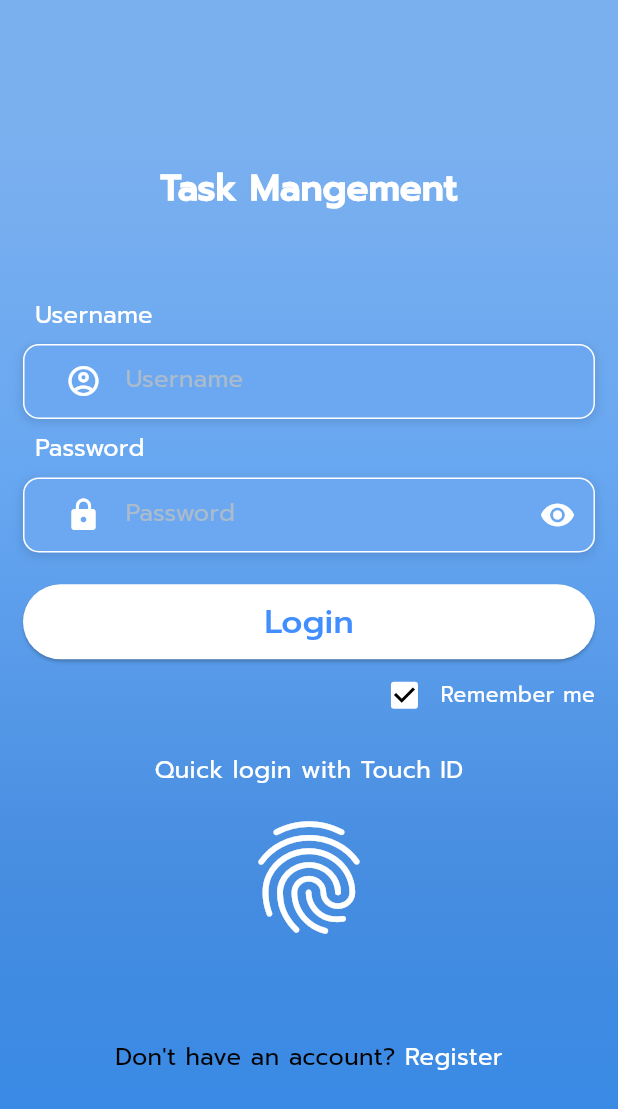
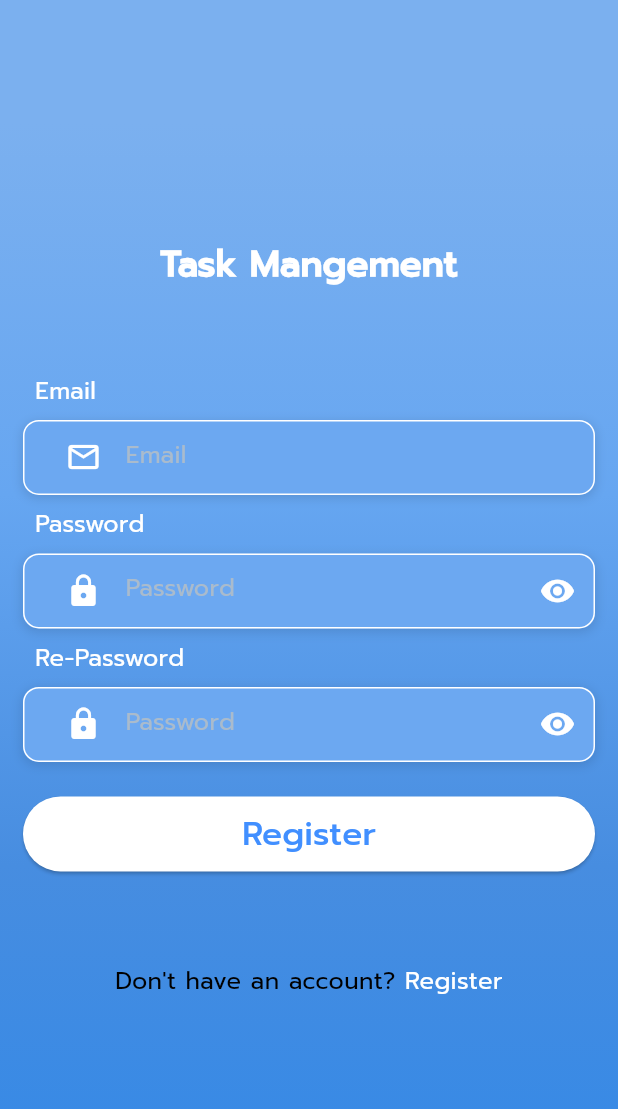
Before and after one commit to phamnhantucode/task_management, a Flutter app: the screen it shows after launch, after a tap on "Register", on a phone screen of 412 x 824 dp. Shown: the top 1109 px of the screen. Run offline on Flutter 3.47's test engine with Material 3 defaults, Android fonts, the phone set to English and light mode, and no system bars; our stand-ins replace bloc, calendar_date_picker2, cloud_firestore, easy_date_timeline, equatable, firebase_auth and 10 more; missing offline and left inert: avatar_stack, json_path, time_picker_spinner_pop_up; accounts and stored records are empty; generated files the repository leaves out were written again; network calls fail.

Commit message:
add bloc logic to login & register

```diff
--- a/lib/app/app.dart
+++ b/lib/app/app.dart
@@ -8,6 +8,7 @@ import 'package:room_master_app/theme/app_colors.dart';
 
 import '../blocs/authentication/authentication_cubit.dart';
 import '../common/di/service_locator.dart';
+import '../domain/repositories/auth/auth_repository.dart';
 import '../l10n/l10n.dart';
 import '../navigation/navigation.dart';
 import '../theme/theme.dart';
@@ -23,11 +24,15 @@ final class App extends StatelessWidget {
           create: (BuildContext context) =>
               ServiceLocator.inject<TestRepository>(),
         ),
+        RepositoryProvider<AuthRepository>(
+          create: (BuildContext context) =>
+              ServiceLocator.inject<AuthRepository>(),
+        ),
       ],
       child: MultiBlocProvider(
         providers: [
           BlocProvider(
-            create: (context) => AuthenticationCubit(),
+            create: (context) => AuthenticationCubit(context.read()),
           ),
           BlocProvider(
             create: (context) => BottomNavCubit(),
@@ -49,7 +54,7 @@ final class AppView extends StatefulWidget {
       context.findAncestorStateOfType<AppViewState>()!;
 }
 
-final class AppViewState extends State<AppView> with WidgetsBindingObserver{
+final class AppViewState extends State<AppView> with WidgetsBindingObserver {
   ThemeMode _themeMode = ThemeMode.light;
   late AppColors appColors;
 
@@ -60,7 +65,8 @@ final class AppViewState extends State<AppView> with WidgetsBindingObserver{
   }
 
   bool isDarkMode(BuildContext context) {
-    final brightness = SchedulerBinding.instance.platformDispatcher.platformBrightness;
+    final brightness = SchedulerBinding.instance.platformDispatcher
+        .platformBrightness;
     return brightness == Brightness.dark;
   }
 
--- a/lib/blocs/authentication/authentication_cubit.dart
+++ b/lib/blocs/authentication/authentication_cubit.dart
@@ -1,18 +1,76 @@
+import 'package:freezed_annotation/freezed_annotation.dart';
 import 'package:hydrated_bloc/hydrated_bloc.dart';
+import 'package:room_master_app/common/utils/utils.dart';
+import 'package:room_master_app/domain/repositories/auth/auth_repository.dart';
 
-final class AuthenticationCubit extends HydratedCubit<bool> {
-  AuthenticationCubit() : super(false);
+import '../../domain/exception/auth_exception.dart';
 
-  static const authenticationStateKey = 'auth_state';
+part 'authentication_cubit.freezed.dart';
+part 'authentication_cubit.g.dart';
 
-  void setAuthenticated() => emit(true);
+final class AuthenticationCubit extends HydratedCubit<AuthenticationState> {
+  AuthenticationCubit(this._authRepository)
+      : super(const AuthenticationState(isAuthenticated: false));
 
-  void setUnauthenticated() => emit(false);
+  final AuthRepository _authRepository;
+
+  void login() async {
+    emit(state.copyWith(status: LoginStatus.loading));
+    final result = await _authRepository.login(state.email, state.password);
+    if (result.first == null) {
+      emit(state.copyWith(
+          status: LoginStatus.success,
+          isAuthenticated: result.second,
+          expireTime: getCurrentTimestamp.add(const Duration(days: 1))));
+    } else {
+      emit(state.copyWith(
+          authException: result.first, isAuthenticated: result.second));
+    }
+  }
+
+  void register() async {
+    emit(state.copyWith(status: LoginStatus.loading));
+    final result = await _authRepository.register(state.email, state.password);
+    if (result.first == null) {
+      emit(state.copyWith(
+          status: LoginStatus.success,
+          isAuthenticated: result.second,
+          expireTime: getCurrentTimestamp.add(const Duration(days: 1))));
+    } else {
+      emit(state.copyWith(
+          authException: result.first, isAuthenticated: result.second));
+    }
+  }
+
+  void logout() {
+    emit(const AuthenticationState(isAuthenticated: false));
+  }
+
+  void setEmail(String content) => emit(state.copyWith(email: content));
+
+  void setPassword(String content) => emit(state.copyWith(password: content));
 
   @override
-  bool? fromJson(Map<String, dynamic> json) =>
-      json[authenticationStateKey] as bool;
+  AuthenticationState? fromJson(Map<String, dynamic> json) =>
+      AuthenticationState.fromJson(json);
 
   @override
-  Map<String, dynamic>? toJson(bool state) => {authenticationStateKey: state};
+  Map<String, dynamic>? toJson(AuthenticationState state) =>state.toJson();
 }
+
+enum LoginStatus { loading, success, failure, unknown }
+
+@freezed
+class AuthenticationState with _$AuthenticationState {
+  const factory AuthenticationState({
+    @JsonKey(ignore: true) @Default(LoginStatus.unknown) LoginStatus status,
+    required bool isAuthenticated,
+    DateTime? expireTime,
+    @Default('') String email,
+    @Default('') String password,
+    @JsonKey(ignore: true) AuthException? authException,
+  }) = _AuthenticationState;
+
+  factory AuthenticationState.fromJson(Map<String, dynamic> json) =>
+      _$AuthenticationStateFromJson(json);
+}
--- a/lib/common/di/service_locator.dart
+++ b/lib/common/di/service_locator.dart
@@ -1,8 +1,11 @@
 import 'package:cloud_firestore/cloud_firestore.dart';
+import 'package:firebase_auth/firebase_auth.dart';
 import 'package:get_it/get_it.dart';
+import 'package:room_master_app/domain/repositories/auth/auth_repository_impl.dart';
 import 'package:room_master_app/domain/repositories/test_repository.dart';
 import 'package:room_master_app/domain/repositories/test_repository_impl.dart';
 
+import '../../domain/repositories/auth/auth_repository.dart';
 import '../logger/impl/debug_logger.dart';
 import '../logger/logger.dart';
 
--- a/lib/common/di/service_locator_initializer.dart
+++ b/lib/common/di/service_locator_initializer.dart
@@ -12,8 +12,14 @@ abstract interface class ServiceLocatorInitializer {
     ServiceLocator.registerLazySingleton<FirebaseFirestore>(
         () => FirebaseFirestore.instance);
 
+    ServiceLocator.registerLazySingleton<FirebaseAuth>(
+        () => FirebaseAuth.instance);
+
     ServiceLocator.registerSingleton<TestRepository>(
         TestRepositoryImpl(ServiceLocator.inject()));
+
+    ServiceLocator.registerSingleton<AuthRepository>(
+        AuthRepositoryImpl(ServiceLocator.inject()));
   }
 
   static void _configureAppModule() {
--- /dev/null
+++ b/lib/domain/repositories/auth/auth_repository.dart
@@ -0,0 +1,8 @@
+import 'package:room_master_app/models/common/pair.dart';
+
+import '../../exception/auth_exception.dart';
+
+abstract class AuthRepository {
+  Future<Pair<AuthException?, bool>> login(String username, String password);
+  Future<Pair<AuthException?, bool>> register(String username, String password);
+}
--- /dev/null
+++ b/lib/models/common/pair.dart
@@ -0,0 +1,6 @@
+class Pair<T1, T2> {
+  final T1 first;
+  final T2 second;
+
+  Pair(this.first, this.second);
+}
--- a/lib/navigation/navigation.dart
+++ b/lib/navigation/navigation.dart
@@ -1,17 +1,19 @@
+import 'package:flutter/cupertino.dart';
 import 'package:flutter_bloc/flutter_bloc.dart';
 import 'package:go_router/go_router.dart';
+import 'package:room_master_app/common/utils/utils.dart';
 import 'package:room_master_app/screens/bottom_navigation/scaffold_with_nav_screen.dart';
-import 'package:room_master_app/screens/home_screen/home_screen.dart';
 import 'package:room_master_app/screens/new_task/new_task_screen.dart';
 import 'package:room_master_app/screens/task_detail/task_detail_screen.dart';
+
 import '../blocs/authentication/authentication_cubit.dart';
 import '../common/error_screen.dart';
-import '../screens/login/login_screen.dart';
-import '../screens/upcoming_task/upcoming_task_screen.dart';
-import '../screens/register/register_screen.dart';
+import '../screens/auth/login/login_screen.dart';
+import '../screens/auth/register/register_screen.dart';
 
 abstract class NavigationPath {
   NavigationPath._();
+
   static const home = '/home';
   static const login = '/';
   static const register = '/register';
@@ -26,11 +28,18 @@ abstract class AppRouter {
     debugLogDiagnostics: true,
     initialLocation: NavigationPath.login,
     redirect: (context, state) {
-      if (!context.read<AuthenticationCubit>().state) {
+      if (state.matchedLocation == NavigationPath.register) return null;
+      final isLoggedIn = getAuthState(context);
+      final isLoggingIn = state.matchedLocation == NavigationPath.login;
+      if (!isLoggedIn) {
         return NavigationPath.login;
-      } else {
-        return null;
       }
+
+      if (isLoggingIn) {
+        return NavigationPath.home;
+      }
+
+      return null;
     },
     routes: [
       GoRoute(
@@ -56,4 +65,14 @@ abstract class AppRouter {
     ],
     errorBuilder: (_, __) => const ErrorScreen(),
   );
+
+  static bool getAuthState(BuildContext context) {
+    try {
+      final state = context.watch<AuthenticationCubit>().state;
+      return state.isAuthenticated && getCurrentTimestamp < state.expireTime!;
+    } on Error catch (_) {
+      final state = context.read<AuthenticationCubit>().state;
+      return state.isAuthenticated && getCurrentTimestamp < state.expireTime!;
+    }
+  }
 }
--- a/lib/screens/login/component/label_auth_tf.dart
+++ b/lib/screens/auth/login/component/label_auth_tf.dart
@@ -2,18 +2,18 @@ import 'package:flutter/material.dart';
 import 'package:room_master_app/common/extensions/context.dart';
 
 class LabelAuth extends StatelessWidget {
-  const LabelAuth({super.key, required this.title, this.textStyle, this.label_auth, this.color, this.onPress, });
+  const LabelAuth({super.key, required this.title, this.textStyle, this.labelAuth, this.color, this.onPress, });
   final String? title;
-  final String? label_auth;
+  final String? labelAuth;
   final TextStyle? textStyle;
   final Color? color;
-  final Function? onPress;
+  final void Function()? onPress;
 
   @override
   Widget build(BuildContext context) {
     return Container(
-      margin: EdgeInsets.symmetric(vertical: 20),
-      padding: EdgeInsets.all(15),
+      margin: const EdgeInsets.symmetric(vertical: 20),
+      padding: const EdgeInsets.all(15),
       alignment: Alignment.bottomCenter,
       child:  Row(
         mainAxisAlignment: MainAxisAlignment.center,
@@ -23,12 +23,12 @@ class LabelAuth extends StatelessWidget {
             style: context.textTheme.bodyMedium,
           ),
           TextButton(
-            onPressed:(){onPress;},
+            onPressed: onPress,
             style:  TextButton.styleFrom(
               padding: EdgeInsets.zero,
             ),
             child: Text(
-                label_auth!,
+                labelAuth!,
                 style: textStyle
             ),
           ),
--- a/lib/screens/login/component/password_field.dart
+++ b/lib/screens/auth/login/component/password_field.dart
@@ -2,10 +2,13 @@ import 'package:flutter/material.dart';
 import 'package:room_master_app/common/extensions/context.dart';
 import 'package:room_master_app/l10n/l10n.dart';
 
-import '../../component/tm_text_field.dart';
+import '../../../component/tm_text_field.dart';
+
 
 class PasswordField extends StatefulWidget {
-  const PasswordField({super.key});
+  const PasswordField({super.key, this.onTextChange});
+
+  final void Function(String)? onTextChange;
 
   @override
   State<PasswordField> createState() => _PasswordFieldState();
@@ -34,6 +37,7 @@ class _PasswordFieldState extends State<PasswordField> {
         hintText: context.l10n.label_password,
         keyBoardType: TextInputType.visiblePassword,
         textStyle: TextStyle(color: context.appColors.textWhite),
+        onTextChange: widget.onTextChange,
         prefixIcon: Icon(
           Icons.lock,
           color: context.appColors.textWhite,
--- a/lib/screens/login/component/register_tf.dart
+++ b/lib/screens/auth/login/component/register_tf.dart
@@ -1,12 +1,14 @@
 import 'package:flutter/material.dart';
 import 'package:room_master_app/common/extensions/context.dart';
 
-import '../../component/tm_text_field.dart';
+import '../../../component/tm_text_field.dart';
 
 class RegisterTF extends StatelessWidget {
-  const RegisterTF({super.key, required this.hintText, this.prefixIcon});
+  const RegisterTF({super.key, required this.hintText, this.prefixIcon, this.onTextChange});
   final String? hintText;
   final Widget? prefixIcon;
+  final void Function(String content)? onTextChange;
+
 
   @override
   Widget build(BuildContext context) {
@@ -26,6 +28,7 @@ class RegisterTF extends StatelessWidget {
           hintText: hintText,
           textStyle: TextStyle(color: context.appColors.textWhite),
           prefixIcon: prefixIcon,
+          onTextChange: onTextChange,
         ));
   }
 }
--- a/lib/screens/login/login_screen.dart
+++ b/lib/screens/auth/login/login_screen.dart
@@ -6,18 +6,24 @@ import 'package:room_master_app/common/extensions/context.dart';
 import 'package:room_master_app/l10n/l10n.dart';
 import 'package:room_master_app/screens/component/tm_elevated_button.dart';
 import 'package:room_master_app/screens/component/tm_text_field.dart';
-import 'package:room_master_app/screens/login/component/password_field.dart';
 
-import '../../blocs/authentication/authentication_cubit.dart';
-import '../../navigation/navigation.dart';
+import '../../../blocs/authentication/authentication_cubit.dart';
+import '../../../navigation/navigation.dart';
 import 'component/label_auth_tf.dart';
+import 'component/password_field.dart';
 
 final class LoginScreen extends StatelessWidget {
   const LoginScreen({super.key});
 
   @override
   Widget build(BuildContext context) {
-    return Scaffold(
+    return BlocListener<AuthenticationCubit, AuthenticationState>(
+      listener: (context, state) {
+        if (state.isAuthenticated) {
+          context.go(NavigationPath.home);
+        }
+      },
+      child: Scaffold(
         resizeToAvoidBottomInset: false,
         body: SafeArea(
           child: Container(
@@ -37,7 +43,11 @@ final class LoginScreen extends StatelessWidget {
                   labelTF(context, context.l10n.label_username),
                   _usernameTF(context),
                   labelTF(context, context.l10n.label_password),
-                const PasswordField(),
+                  PasswordField(
+                    onTextChange: (content) {
+                      context.read<AuthenticationCubit>().setPassword(content);
+                    },
+                  ),
                   SizedBox(
                     height: 24.h,
                   ),
@@ -48,8 +58,7 @@ final class LoginScreen extends StatelessWidget {
                     style: context.textTheme.labelLarge
                         ?.copyWith(color: context.appColors.buttonEnable),
                     onPressed: () {
-                    context.read<AuthenticationCubit>().setAuthenticated();
-                    context.go(NavigationPath.home);
+                      context.read<AuthenticationCubit>().login();
                     },
                     color: context.appColors.textWhite,
                   ),
@@ -58,9 +67,16 @@ final class LoginScreen extends StatelessWidget {
                     height: 16.h,
                   ),
                   _otherLogin(context),
-                LabelAuth(title: context.l10n.dont_have_acc,label_auth: context.l10n.label_register,textStyle:  context.textTheme.bodyMedium
-                    ?.copyWith(color: context.appColors.textWhite),onPress: (){context.go(NavigationPath.register);}),
+                  LabelAuth(
+                      title: context.l10n.dont_have_acc,
+                      labelAuth: context.l10n.label_register,
+                      textStyle: context.textTheme.bodyMedium
+                          ?.copyWith(color: context.appColors.textWhite),
+                      onPress: () {
+                        context.go(NavigationPath.register);
+                      }),
                 ],
+              ),
             ),
           ),
         ),
@@ -87,9 +103,11 @@ Widget _usernameTF(BuildContext context) {
         textStyle: TextStyle(color: context.appColors.textWhite),
         prefixIcon: Icon(Icons.account_circle_outlined,
             color: context.appColors.textWhite),
+        onTextChange: (content) {
+          context.read<AuthenticationCubit>().setEmail(content);
+        },
       ));
 }
-
 
 Widget _rememberMe(BuildContext context) {
   return Row(
--- /dev/null
+++ b/lib/screens/auth/register/register_screen.dart
@@ -0,0 +1,131 @@
+import 'package:flutter/material.dart';
+import 'package:flutter_bloc/flutter_bloc.dart';
+import 'package:flutter_screenutil/flutter_screenutil.dart';
+import 'package:go_router/go_router.dart';
+import 'package:room_master_app/common/extensions/context.dart';
+import 'package:room_master_app/l10n/l10n.dart';
+import 'package:room_master_app/navigation/navigation.dart';
+
+import '../../../blocs/authentication/authentication_cubit.dart';
+import '../../component/tm_elevated_button.dart';
+import '../login/component/label_auth_tf.dart';
+import '../login/component/password_field.dart';
+import '../login/component/register_tf.dart';
+
+class RegisterScreen extends StatelessWidget {
+  const RegisterScreen({super.key});
+
+  @override
+  Widget build(BuildContext context) {
+    return BlocListener<AuthenticationCubit, AuthenticationState>(
+      listener: (context, state) {
+        if (state.isAuthenticated) {
+          context.go(NavigationPath.home);
+        }
+      },
+      child: SafeArea(
+        child: Scaffold(
+          extendBody: true,
+          body: Container(
+            decoration: _boxDecoration(context),
+            child: Padding(
+              padding: EdgeInsetsDirectional.symmetric(horizontal: 16.w),
+              child: Center(
+                child: SingleChildScrollView(
+                  child: Column(
+                    mainAxisAlignment: MainAxisAlignment.center,
+                    crossAxisAlignment: CrossAxisAlignment.start,
+                    mainAxisSize: MainAxisSize.max,
+                    children: [
+                      Container(
+                          padding: const EdgeInsets.symmetric(vertical: 50),
+                          alignment: AlignmentDirectional.center,
+                          child: Text(context.l10n.task_management,
+                              style: context.textTheme.titleLarge?.copyWith(
+                                  color: context.appColors.textWhite))),
+                      labelTF(context, context.l10n.label_email),
+                      RegisterTF(
+                        hintText: context.l10n.label_email,
+                        prefixIcon: Icon(
+                          Icons.email_outlined,
+                          color: context.appColors.textWhite,
+                        ),
+                        onTextChange: (content) {
+                          context
+                              .read<AuthenticationCubit>()
+                              .setEmail(content);
+                        },
+                      ),
+                      labelTF(context, context.l10n.label_password),
+                      PasswordField(
+                        onTextChange: (content) {
+                          context
+                              .read<AuthenticationCubit>()
+                              .setPassword(content);
+                        },
+                      ),
+                      labelTF(context, context.l10n.label_re_password),
+                      const PasswordField(),
+                      SizedBox(
+                        height: 26.h,
+                      ),
+                      TMElevatedButton(
+                        height: 50,
+                        label: context.l10n.label_register,
+                        borderRadius: 50.r,
+                        style: context.textTheme.labelLarge
+                            ?.copyWith(color: context.appColors.buttonEnable),
+                        color: context.appColors.textWhite,
+                        onPressed: () {
+                          context.read<AuthenticationCubit>().register();
+                        },
+                      ),
+                      SizedBox(
+                        height: 16.h,
+                      ),
+                      LabelAuth(
+                          title: context.l10n.dont_have_acc,
+                          labelAuth: context.l10n.label_register,
+                          textStyle: context.textTheme.bodyMedium
+                              ?.copyWith(color: context.appColors.textWhite),
+                          onPress: () {
+                            context.go(NavigationPath.login);
+                          }),
+                    ],
+                  ),
+                ),
+              ),
+            ),
+          ),
+        ),
+      ),
+    );
+  }
+}
+
+Widget labelTF(BuildContext context, String label) {
+  return Padding(
+    padding: const EdgeInsets.all(8.0),
+    child: Text(
+      label,
+      style: context.textTheme.bodyMedium
+          ?.copyWith(color: context.appColors.textWhite),
+    ),
+  );
+}
+
+BoxDecoration _boxDecoration(BuildContext context) {
+  return BoxDecoration(
+    gradient: LinearGradient(
+      begin: Alignment.topCenter,
+      end: Alignment.bottomCenter,
+      colors: [
+        context.appColors.gradient_bg_1,
+        context.appColors.gradient_bg_2,
+        context.appColors.gradient_bg_3,
+        context.appColors.gradient_bg_4,
+      ],
+      stops: const [0.1, 0.4, 0.7, 0.9],
+    ),
+  );
+}
--- a/lib/screens/component/tm_text_field.dart
+++ b/lib/screens/component/tm_text_field.dart
@@ -11,7 +11,9 @@ final class TMTextField extends StatelessWidget {
     this.maxLines = 1,
     this.prefixIcon,
     this.keyBoardType,
-    this.obscureText = false, this.suffixIcon,
+    this.obscureText = false,
+    this.suffixIcon,
+    this.onTextChange,
   });
 
   final String? initialText;
@@ -22,6 +24,7 @@ final class TMTextField extends StatelessWidget {
   final Widget? suffixIcon;
   final TextInputType? keyBoardType;
   final bool obscureText;
+  final void Function(String content)? onTextChange;
 
   @override
   Widget build(BuildContext context) {
@@ -31,9 +34,11 @@ final class TMTextField extends StatelessWidget {
           border: Border.all(color: context.appColors.textWhite)),
       padding: EdgeInsetsDirectional.only(start: 16.w),
       child: TextFormField(
-        scrollPadding: EdgeInsets.only(bottom: context.mediaQuery.viewInsets.bottom),
+        scrollPadding:
+            EdgeInsets.only(bottom: context.mediaQuery.viewInsets.bottom),
         obscureText: obscureText,
         initialValue: initialText,
+        onChanged: onTextChange,
         decoration: InputDecoration(
           border: InputBorder.none,
           hintText: hintText,
--- a/lib/screens/home_screen/home_screen.dart
+++ b/lib/screens/home_screen/home_screen.dart
@@ -28,12 +28,10 @@ class _HomeScreenState extends State<HomeScreen> {
             TopHeader(
                 title: context.l10n.header_home,
                 leftAction: () {
-                  context.read<AuthenticationCubit>().setUnauthenticated();
+                  context.read<AuthenticationCubit>().logout();
                   context.go(NavigationPath.login);
                 },
                 rightAction: () => {
-                  print("Right clcik")
-
                 }),
             const SizedBox(height: 40),
             Container(
--- a/pubspec.yaml
+++ b/pubspec.yaml
@@ -78,6 +78,7 @@ dependencies:
   calendar_date_picker2: ^0.5.5
   easy_date_timeline: 1.0.3
   avatar_stack: ^1.2.0
+  firebase_auth: ^4.19.2
 
 dev_dependencies:
   flutter_test:
```
Also changed, not shown: lib/domain/exception/auth_exception.dart (added, +26 -0 lines), lib/domain/repositories/auth/auth_repository_impl.dart (added, +46 -0 lines), lib/screens/register/register_screen.dart (deleted, +0 -97 lines). Lines whose indentation alone changed are shown as unchanged.
